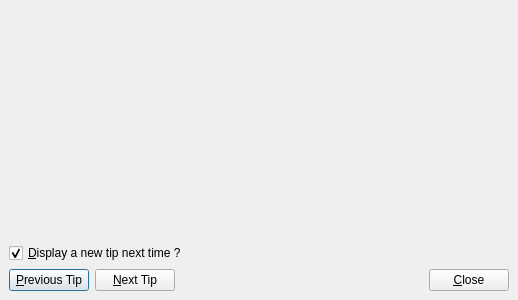
First picture: the form in Koo/ui/tip.ui, repository xrg/openerp-client-kde, before the edit.
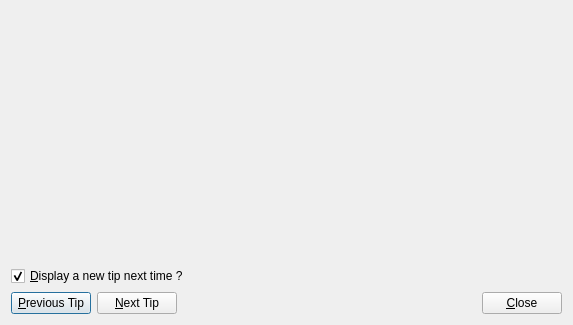
Second picture: the form after the edit. Icons and pictures are not drawn.

Commit message: [FIX] Long standing issues in TipOfTheDayDialog fixed. Dialog has been moved to the Dialogs module and tips are translatable.

Diff of the .ui file:
```diff
--- a/Koo/ui/tip.ui
+++ b/Koo/ui/tip.ui
@@ -1,31 +1,31 @@
 <ui version="4.0" >
  <class>TipsDialog</class>
- <widget class="QDialog" name="TipsDialog" >
-  <property name="geometry" >
+ <widget class="QDialog" name="TipsDialog">
+  <property name="geometry">
    <rect>
     <x>0</x>
     <y>0</y>
-    <width>518</width>
-    <height>300</height>
+    <width>573</width>
+    <height>325</height>
    </rect>
   </property>
-  <property name="windowTitle" >
+  <property name="sizePolicy">
+   <sizepolicy hsizetype="Fixed" vsizetype="Fixed">
+    <horstretch>0</horstretch>
+    <verstretch>0</verstretch>
+   </sizepolicy>
+  </property>
+  <property name="windowTitle">
    <string>Tip of the Day</string>
   </property>
-  <layout class="QVBoxLayout" >
-   <property name="spacing" >
-    <number>6</number>
-   </property>
-   <property name="margin" >
-    <number>9</number>
-   </property>
+  <layout class="QVBoxLayout" name="verticalLayout">
    <item>
-    <widget class="QLabel" name="label" >
-     <property name="text" >
-      <string/>
+    <widget class="QLabel" name="uiKoo">
+     <property name="cursor">
+      <cursorShape>PointingHandCursor</cursorShape>
      </property>
-     <property name="pixmap" >
-      <pixmap resource="common.qrc" >:/images/koo.png</pixmap>
+     <property name="text">
+      <string notr="true">&lt;a href=&quot;http://www.NaN-tic.com&quot;&gt;&lt;img src=&quot;:images/koo.png&quot;/&gt;&lt;/a&gt;</string>
      </property>
      <property name="alignment" >
       <set>Qt::AlignCenter</set>
@@ -33,8 +33,30 @@
     </widget>
    </item>
    <item>
-    <widget class="QLabel" name="uiTip" >
-     <property name="text" >
+    <spacer name="verticalSpacer_2">
+     <property name="orientation">
+      <enum>Qt::Vertical</enum>
+     </property>
+     <property name="sizeType">
+      <enum>QSizePolicy::Fixed</enum>
+     </property>
+     <property name="sizeHint" stdset="0">
+      <size>
+       <width>20</width>
+       <height>16</height>
+      </size>
+     </property>
+    </spacer>
+   </item>
+   <item>
+    <widget class="QLabel" name="uiTip">
+     <property name="sizePolicy">
+      <sizepolicy hsizetype="Expanding" vsizetype="Expanding">
+       <horstretch>0</horstretch>
+       <verstretch>0</verstretch>
+      </sizepolicy>
+     </property>
+     <property name="text">
       <string/>
      </property>
      <property name="alignment" >
@@ -46,8 +68,24 @@
     </widget>
    </item>
    <item>
-    <widget class="QCheckBox" name="uiShowNextTime" >
-     <property name="text" >
+    <spacer name="verticalSpacer">
+     <property name="orientation">
+      <enum>Qt::Vertical</enum>
+     </property>
+     <property name="sizeType">
+      <enum>QSizePolicy::Fixed</enum>
+     </property>
+     <property name="sizeHint" stdset="0">
+      <size>
+       <width>20</width>
+       <height>16</height>
+      </size>
+     </property>
+    </spacer>
+   </item>
+   <item>
+    <widget class="QCheckBox" name="uiShowNextTime">
+     <property name="text">
       <string>&amp;Display a new tip next time ?</string>
      </property>
      <property name="checked" >
@@ -56,24 +94,24 @@
     </widget>
    </item>
    <item>
-    <layout class="QHBoxLayout" >
-     <property name="spacing" >
+    <layout class="QHBoxLayout">
+     <property name="spacing">
       <number>6</number>
      </property>
-     <property name="margin" >
+     <property name="margin">
       <number>0</number>
      </property>
      <item>
-      <layout class="QHBoxLayout" >
-       <property name="spacing" >
+      <layout class="QHBoxLayout">
+       <property name="spacing">
         <number>6</number>
        </property>
-       <property name="margin" >
+       <property name="margin">
         <number>0</number>
        </property>
        <item>
-        <widget class="QPushButton" name="pushPrevious" >
-         <property name="text" >
+        <widget class="QPushButton" name="pushPrevious">
+         <property name="text">
           <string>&amp;Previous Tip</string>
          </property>
          <property name="icon" >
@@ -82,8 +120,8 @@
         </widget>
        </item>
        <item>
-        <widget class="QPushButton" name="pushNext" >
-         <property name="text" >
+        <widget class="QPushButton" name="pushNext">
+         <property name="text">
           <string>&amp;Next Tip</string>
          </property>
          <property name="icon" >
@@ -107,8 +145,8 @@
       </spacer>
      </item>
      <item>
-      <widget class="QPushButton" name="pushClose" >
-       <property name="text" >
+      <widget class="QPushButton" name="pushClose">
+       <property name="text">
         <string>&amp;Close</string>
        </property>
        <property name="icon" >
```
Left out of the diff: 39 changed lines with no effect on the pictures. The commit also changes 7 other files.
